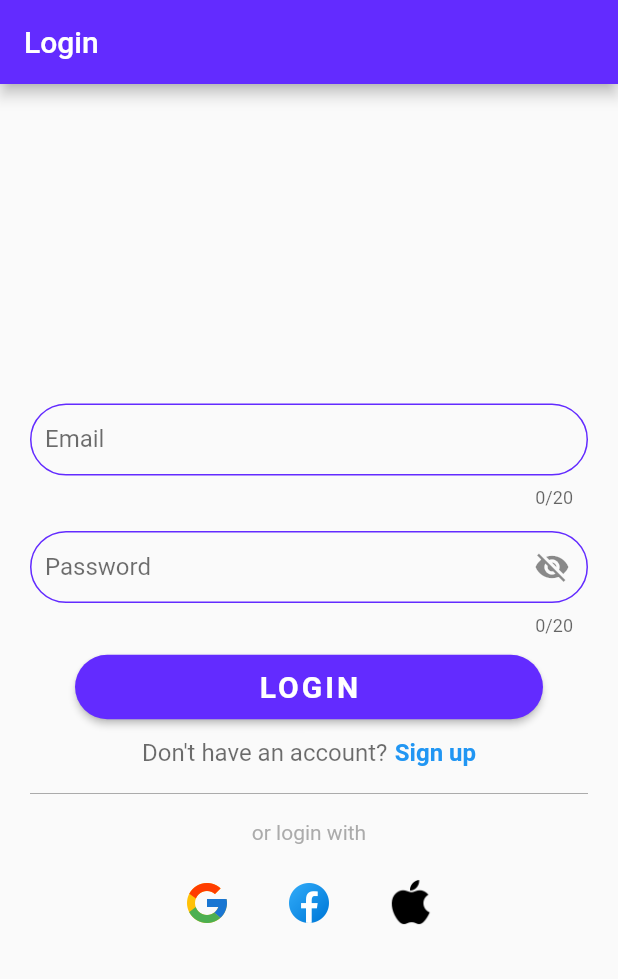
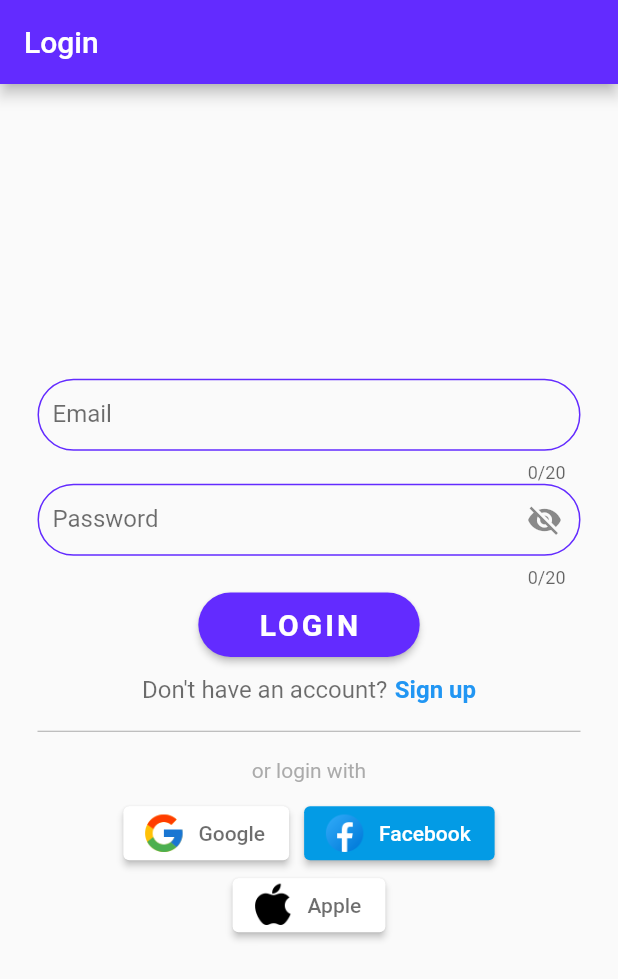
Before and after one commit to johndeweyzxc/Telegraph, a Flutter app: the screen it shows after launch, on a phone screen of 412 x 824 dp. Shown: the top 979 px of the screen. Run offline on Flutter 3.47's test engine with Material 2 defaults, Android fonts, the phone set to English and light mode, and no system bars; our stand-ins replace firebase_auth, firebase_core; accounts and stored records are empty.

Commit message:
Refactored the code and changed the Google, Facebook and Apple sign in option

```diff
--- a/lib/login_page.dart
+++ b/lib/login_page.dart
@@ -45,68 +45,25 @@ class _LoginPageState extends State<LoginPage> {
     return Column(
       mainAxisAlignment: MainAxisAlignment.center,
       children: [
-        Flexible(
-          child: Container(
-            padding: loginDefaultPadding,
-            child: LoginTextInput(
+        LoginTextInput(
           label: "Email",
           password: false,
           controller: emailController,
         ),
-          ),
-        ),
-        Flexible(
-          child: Container(
-            padding: loginDefaultPadding,
-            child: LoginTextInput(
+        LoginTextInput(
           label: "Password",
           password: true,
           controller: passwordController,
         ),
-          ),
-        ),
-        Flexible(
-          child: Container(
-            padding: const EdgeInsets.fromLTRB(50.0, 10.0, 50.0, 0.0),
-            width: widthScreen(context),
-            child: LoginButton(
+        LoginButton(
           signIn: () async {
             await signInWithEmailAndPassword();
           },
         ),
-          ),
-        ),
-        Flexible(
-          child: Container(
-            padding: loginSecondaryPadding,
-            child: RegisterText(context: context),
-          ),
-        ),
-        Flexible(
-          child: Container(
-            padding: loginSecondaryPadding,
-            child: const Divider(
-              color: defaultGrey,
-            ),
-          ),
-        ),
-        Flexible(
-          child: Container(
-            padding: loginSecondaryPadding,
-            child: const Text(
-              "or login with",
-              style: TextStyle(
-                color: defaultGrey,
-              ),
-            ),
-          ),
-        ),
-        Flexible(
-          child: Container(
-            padding: loginDefaultPadding,
-            child: const ThirdPartyLogin(),
-          ),
-        ),
+        RegisterText(context: context),
+        const DividerLine(),
+        const LoginWith(),
+        const ThirdPartyLogin(),
       ],
     );
   }
@@ -169,13 +126,15 @@ class _TextInputState extends State<LoginTextInput> {
 
   @override
   Widget build(BuildContext context) {
-    return TextFormField(
+    return SizedBox(
+      width: widthScreen(context) - 50.0,
+      child: TextFormField(
         controller: widget.controller,
-      style: const TextStyle(fontSize: logintTextSizeSmall),
         decoration: InputDecoration(
           contentPadding: const EdgeInsets.all(10.0),
           labelText: widget.label,
-        labelStyle: const TextStyle(color: defaultBlack),
+          labelStyle: const TextStyle(
+              color: defaultBlack, fontSize: logintTextSizeSmall),
           border: const OutlineInputBorder(),
           enabledBorder: OutlineInputBorder(
             borderRadius: BorderRadius.circular(50.0),
@@ -183,12 +142,13 @@ class _TextInputState extends State<LoginTextInput> {
           ),
           focusedBorder: OutlineInputBorder(
             borderRadius: BorderRadius.circular(50.0),
-          borderSide: const BorderSide(color: productColor),
+            borderSide: const BorderSide(color: productColor, width: 2.0),
           ),
           suffixIcon: isPassword(),
         ),
         maxLength: 20,
         obscureText: obscureText(),
+      ),
     );
   }
 }
@@ -203,7 +163,7 @@ class LoginButton extends StatelessWidget {
   Widget build(BuildContext context) {
     return ElevatedButton(
       style: ElevatedButton.styleFrom(
-        padding: const EdgeInsets.fromLTRB(5.0, 10.0, 5.0, 10.0),
+        padding: const EdgeInsets.fromLTRB(40.0, 10.0, 40.0, 10.0),
         foregroundColor: defaultWhite,
         backgroundColor: productColor,
         shape: const StadiumBorder(),
@@ -244,7 +204,9 @@ class RegisterText extends StatelessWidget {
       fontSize: 16.0,
     );
 
-    return Row(
+    return Container(
+      margin: const EdgeInsets.only(top: 10.0),
+      child: Row(
         mainAxisAlignment: MainAxisAlignment.center,
         children: [
           const Text("Don't have an account?", style: localStyle),
@@ -262,6 +224,35 @@ class RegisterText extends StatelessWidget {
             ),
           ),
         ],
+      ),
+    );
+  }
+}
+
+// Divider between Sign up and login with
+class DividerLine extends StatelessWidget {
+  const DividerLine({super.key});
+
+  @override
+  Widget build(BuildContext context) {
+    return Container(
+      width: widthScreen(context) - 50.0,
+      margin: const EdgeInsets.only(top: 10.0),
+      child: const Divider(color: defaultGrey),
+    );
+  }
+}
+
+class LoginWith extends StatelessWidget {
+  const LoginWith({super.key});
+
+  @override
+  Widget build(BuildContext context) {
+    const TextStyle textStyle = TextStyle(color: defaultGrey);
+
+    return Container(
+      margin: const EdgeInsets.only(top: 10.0),
+      child: const Text("or login with", style: textStyle),
     );
   }
 }
@@ -272,39 +263,82 @@ class ThirdPartyLogin extends StatelessWidget {
     Key? key,
   }) : super(key: key);
 
-  @override
-  Widget build(BuildContext context) {
-    return Row(
-      mainAxisSize: MainAxisSize.min,
-      children: [
-        Container(
-          margin: null,
-          child: IconButton(
-            onPressed: () {
-              debugPrint("Google!");
-            },
-            icon: Image.asset("assets/images/google-icon.png"),
+  Container google() {
+    return Container(
+      margin: const EdgeInsets.only(right: 10.0),
+      child: ElevatedButton.icon(
+        style: ButtonStyle(
+          backgroundColor: MaterialStateProperty.all(Colors.white),
+        ),
+        onPressed: () {},
+        icon: Image.asset(
+          "assets/images/google-icon.png",
+          height: 30.0,
+        ),
+        label: const Text(
+          "Google",
+          style: TextStyle(color: defaultBlack),
         ),
       ),
-        Container(
-          margin: const EdgeInsets.only(left: 20.0, right: 20.0),
-          child: IconButton(
-            onPressed: () {
-              debugPrint("Facebook!");
-            },
-            icon: Image.asset("assets/images/facebook-icon.png"),
+    );
+  }
+
+  ElevatedButton facebook() {
+    return ElevatedButton.icon(
+      style: ButtonStyle(
+        backgroundColor: MaterialStateProperty.all(
+          const Color.fromARGB(255, 3, 155, 229),
         ),
       ),
-        Container(
-          margin: null,
-          child: IconButton(
+      onPressed: () {},
+      icon: Image.asset(
+        "assets/images/facebook-icon.png",
+        height: 30.0,
+      ),
+      label: const Text(
+        "Facebook",
+        style: TextStyle(color: defaultWhite),
+      ),
+    );
+  }
+
+  ElevatedButton apple() {
+    return ElevatedButton.icon(
+      style: ButtonStyle(
+        backgroundColor: MaterialStateProperty.all(defaultWhite),
+      ),
       onPressed: () {
         debugPrint("Apple!");
       },
-            icon: Image.asset("assets/images/apple-icon.png"),
+      icon: Image.asset(
+        "assets/images/apple-icon.png",
+        height: 30.0,
+      ),
+      label: const Text(
+        "Apple",
+        style: TextStyle(
+          color: defaultBlack,
         ),
       ),
+    );
+  }
+
+  @override
+  Widget build(BuildContext context) {
+    return Container(
+      margin: const EdgeInsets.only(top: 10.0),
+      child: Column(
+        children: [
+          Row(
+            mainAxisAlignment: MainAxisAlignment.center,
+            children: [
+              google(),
+              facebook(),
             ],
+          ),
+          apple(),
+        ],
+      ),
     );
   }
 }
```
Lines whose indentation alone changed are shown as unchanged.
